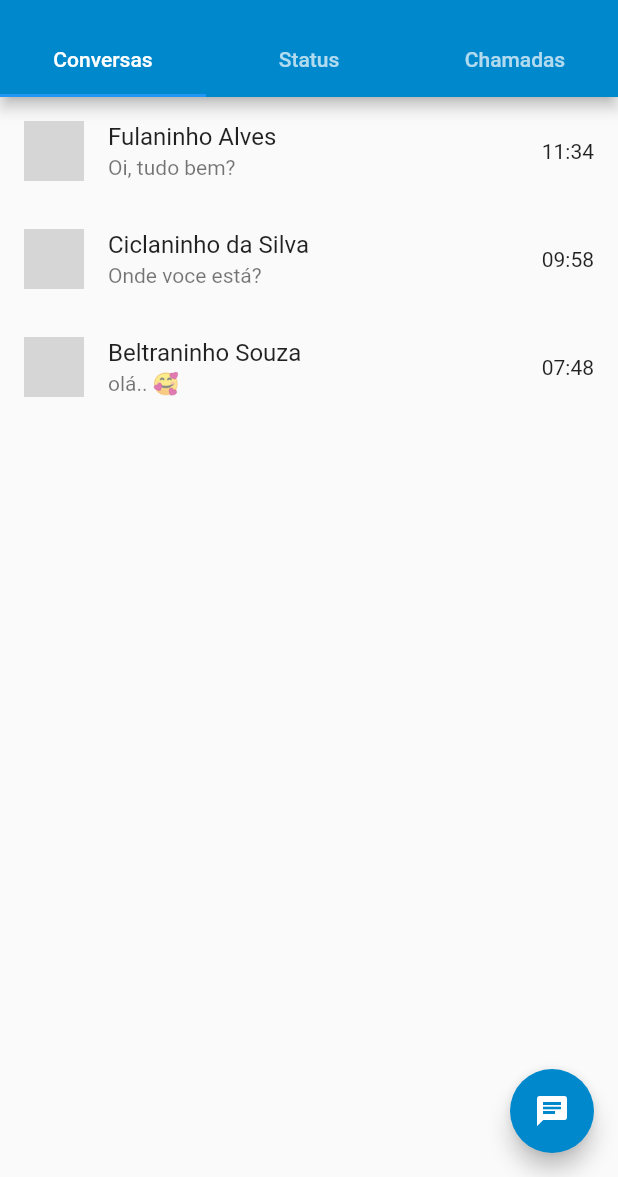
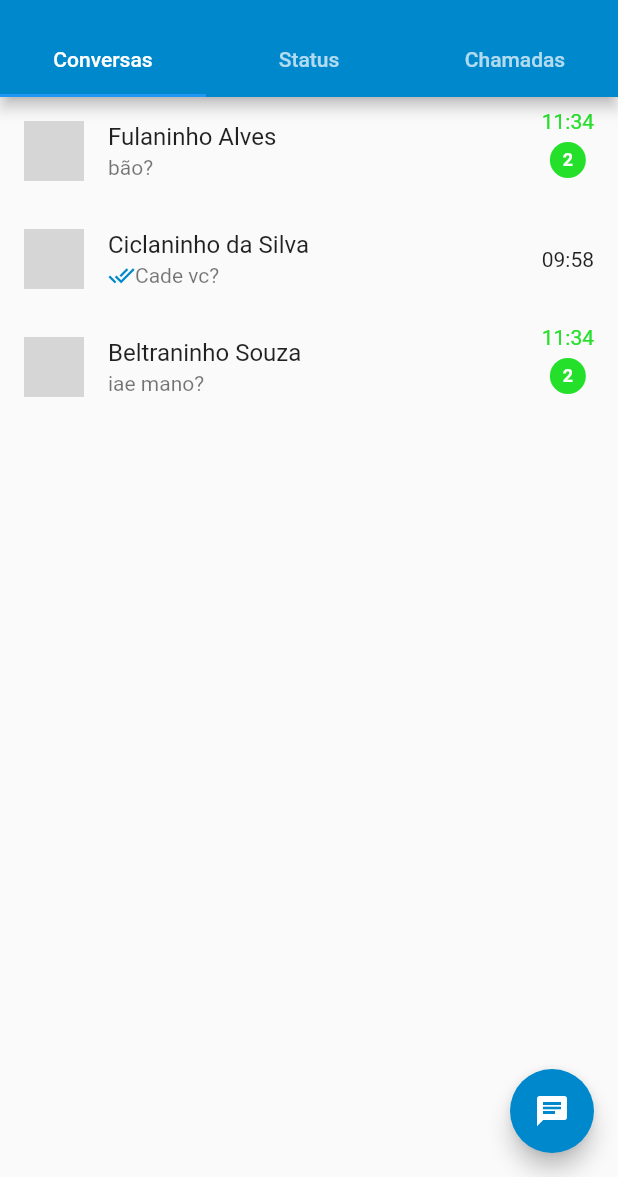
Before and after one commit to sar4silv4/disp_moveis, a Flutter app: the screen it shows after launch, on a phone screen of 412 x 824 dp, the part 59-1236 px from its top. Run offline on Flutter 3.47's test engine with Material 2 defaults, Android fonts, the phone set to English and light mode, and no system bars; network calls fail; grey boxes are pictures that could not be loaded.

Commit message:
aula 25/05

```diff
--- a/lib/conversas.dart
+++ b/lib/conversas.dart
@@ -1,4 +1,4 @@
-// ignore_for_file: avoid_print, prefer_const_constructors
+// ignore_for_file: avoid_print, prefer_const_constructors, prefer_const_literals_to_create_immutables
 
 import 'package:flutter/material.dart';
 
@@ -7,9 +7,7 @@ class Conversas extends StatelessWidget {
 
   @override
   Widget build(BuildContext context) {
-    return Container(
-      alignment: Alignment.center,
-      child: ListView(
+    return ListView(
       children: [
         ListTile(
           onTap: () {
@@ -20,8 +18,28 @@ class Conversas extends StatelessWidget {
                 "https://encrypted-tbn0.gstatic.com/images?q=tbn:ANd9GcTCCCHwlSMgWhEe_iXR8aXCeEFlL2KesdTzTvEirTQ2efpMAm4NANijxVzl8DwEuekaAhQ&usqp=CAU"),
           ),
           title: Text("Fulaninho Alves"),
-            subtitle: Text("Oi, tudo bem?"),
-            trailing: Text("11:34"),
+          subtitle: Text("bão?"),
+          trailing: Column(
+            children: [
+              Text(
+                "11:34",
+                style: TextStyle(
+                  color: Color.fromARGB(255, 36, 224, 42),
+                ),
+              ),
+              SizedBox(height: 6),
+              CircleAvatar(
+                backgroundColor: Color.fromARGB(255, 36, 224, 42),
+                radius: 12,
+                child: Text("2",
+                    style: TextStyle(
+                      color: Colors.white,
+                      fontSize: 12,
+                      fontWeight: FontWeight.bold,
+                    )),
+              ),
+            ],
+          ),
         ),
         ListTile(
           onTap: () {
@@ -32,7 +50,16 @@ class Conversas extends StatelessWidget {
                 "https://s.yimg.com/ny/api/res/1.2/wvycRT1lgSSi54l4C35LPQ--/YXBwaWQ9aGlnaGxhbmRlcjt3PTY0MDtoPTM2MA--/https://s.yimg.com/os/creatr-uploaded-images/2020-12/5eb92350-456f-11eb-abed-f4da586ebad8"),
           ),
           title: Text("Ciclaninho da Silva"),
-            subtitle: Text("Onde voce está?"),
+          subtitle: Row(
+            children: [
+              Icon(
+                Icons.done_all,
+                size: 18,
+                color: Color.fromARGB(255, 0, 136, 204),
+              ),
+              Text("Cade vc?"),
+            ],
+          ),
           trailing: Text("09:58"),
         ),
         ListTile(
@@ -44,11 +71,30 @@ class Conversas extends StatelessWidget {
                 "https://encrypted-tbn0.gstatic.com/images?q=tbn:ANd9GcQ35eggEqEcCOfbfVO_3FI7UGU0ryTcMCv0Rw&usqp=CAU"),
           ),
           title: Text("Beltraninho Souza"),
-            subtitle: Text("olá.. 🥰"),
-            trailing: Text("07:48"),
+          subtitle: Text("iae mano?"),
+          trailing: Column(
+            children: [
+              Text(
+                "11:34",
+                style: TextStyle(
+                  color: Color.fromARGB(255, 36, 224, 42),
+                ),
+              ),
+              SizedBox(height: 6),
+              CircleAvatar(
+                backgroundColor: Color.fromARGB(255, 36, 224, 42),
+                radius: 12,
+                child: Text("2",
+                    style: TextStyle(
+                      color: Colors.white,
+                      fontSize: 12,
+                      fontWeight: FontWeight.bold,
+                    )),
               ),
             ],
           ),
+        ),
+      ],
     );
   }
 }
```
Also changed, not shown: lib/chamadas.dart (+81 -3 lines), lib/status.dart (+80 -4 lines). Lines whose indentation alone changed are shown as unchanged.
